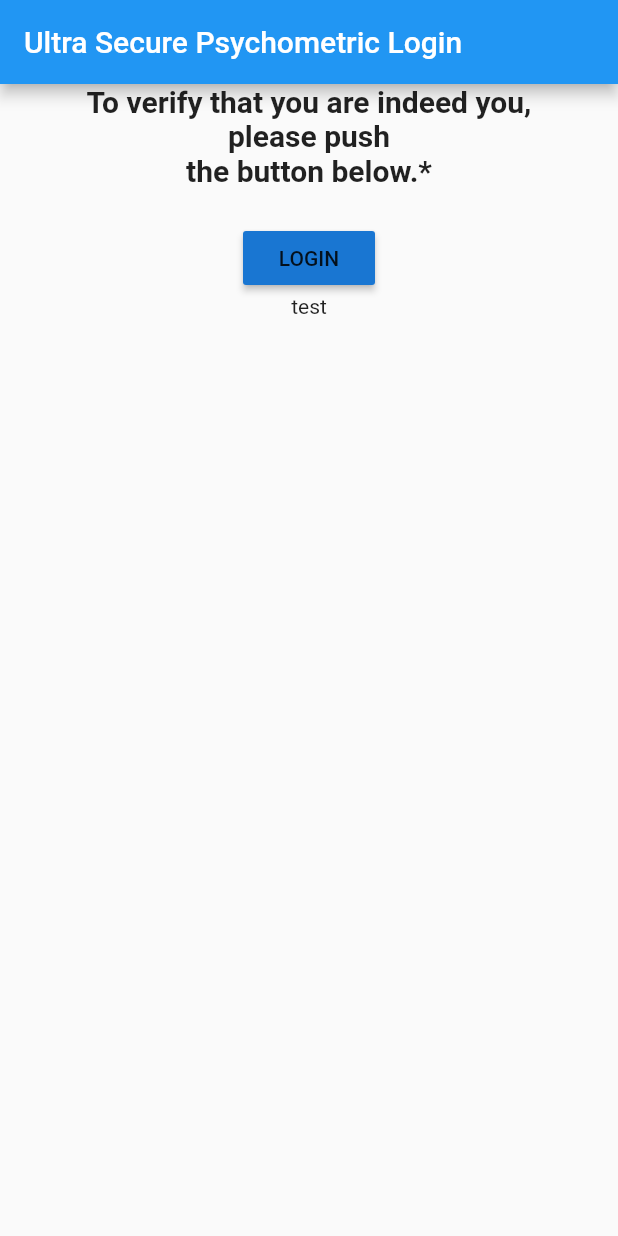
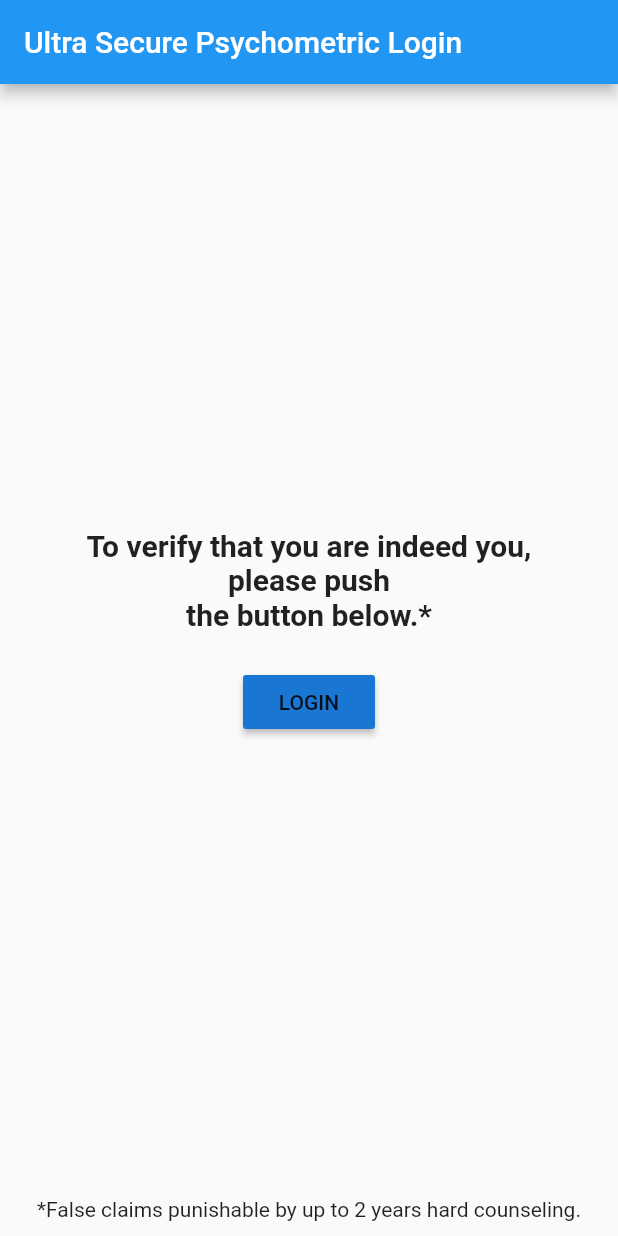
Before and after one commit to brianrichardson-dev/club_keeper, a Flutter app: the screen it shows after launch, on a phone screen of 412 x 824 dp. Run offline on Flutter 3.47's test engine with Material 2 defaults, Android fonts, the phone set to English and light mode, and no system bars.

Commit message:
Add bottom text note to login
Figured out how to bottom align and center text.

```diff
--- a/lib/pages/auth.dart
+++ b/lib/pages/auth.dart
@@ -9,10 +9,9 @@ class AuthPage extends StatelessWidget {
       ),
       body: Center(
         child: Column(
-          children: <Widget>[
-            Column(
           mainAxisAlignment: MainAxisAlignment.center,
           children: <Widget>[
+            Expanded(child: Column()),
             Text(
               'To verify that you are indeed you, \nplease push \nthe button below.*\n',
               style: TextStyle(fontWeight: FontWeight.bold, fontSize: 20.0),
@@ -23,9 +22,14 @@ class AuthPage extends StatelessWidget {
               child: Text('LOGIN'),
               onPressed: () {},
             ),
-              ],
+            Expanded(child: Container()),
+            Padding(
+              padding: EdgeInsets.all(10.0),
+              child: Text(
+                '*False claims punishable by up to 2 years hard counseling.',
+                textAlign: TextAlign.center,
               ),
-            Text('test'),
+            ),
           ],
         ),
       ),
```
Lines whose indentation alone changed are shown as unchanged.
